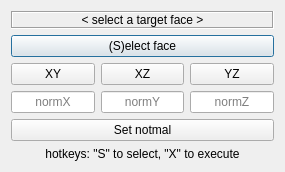
The window that dialogz/align.ui (oddtopus/dodo) describes before a commit, drawn with Qt 5.
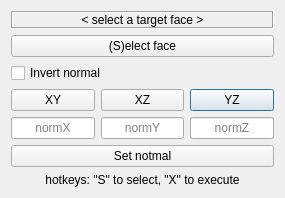
The same window after the commit. Icons and pictures are not drawn.

Commit message: added checkbox for inverse normal in align dialog

Diff of the .ui file:
```diff
--- a/dialogz/align.ui
+++ b/dialogz/align.ui
@@ -7,7 +7,7 @@
     <x>0</x>
     <y>0</y>
     <width>285</width>
-    <height>171</height>
+    <height>182</height>
    </rect>
   </property>
   <property name="sizePolicy">
@@ -33,6 +33,87 @@
    <bool>false</bool>
   </property>
   <layout class="QGridLayout" name="gridLayout">
+   <item row="4" column="1">
+    <widget class="QLineEdit" name="Y">
+     <property name="minimumSize">
+      <size>
+       <width>24</width>
+       <height>0</height>
+      </size>
+     </property>
+     <property name="toolTip">
+      <string/>
+     </property>
+     <property name="alignment">
+      <set>Qt::AlignCenter</set>
+     </property>
+     <property name="placeholderText">
+      <string>normY</string>
+     </property>
+    </widget>
+   </item>
+   <item row="3" column="2">
+    <widget class="QPushButton" name="btnYZ">
+     <property name="minimumSize">
+      <size>
+       <width>24</width>
+       <height>0</height>
+      </size>
+     </property>
+     <property name="text">
+      <string>YZ</string>
+     </property>
+    </widget>
+   </item>
+   <item row="1" column="0" colspan="3">
+    <widget class="QPushButton" name="btn1">
+     <property name="minimumSize">
+      <size>
+       <width>24</width>
+       <height>0</height>
+      </size>
+     </property>
+     <property name="text">
+      <string>(S)elect face</string>
+     </property>
+    </widget>
+   </item>
+   <item row="3" column="1">
+    <widget class="QPushButton" name="btnXZ">
+     <property name="minimumSize">
+      <size>
+       <width>24</width>
+       <height>0</height>
+      </size>
+     </property>
+     <property name="text">
+      <string>XZ</string>
+     </property>
+    </widget>
+   </item>
+   <item row="6" column="0" colspan="3">
+    <widget class="QLabel" name="label_2">
+     <property name="text">
+      <string>hotkeys: &quot;S&quot; to select, &quot;X&quot; to execute</string>
+     </property>
+     <property name="alignment">
+      <set>Qt::AlignCenter</set>
+     </property>
+    </widget>
+   </item>
+   <item row="3" column="0">
+    <widget class="QPushButton" name="btnXY">
+     <property name="minimumSize">
+      <size>
+       <width>24</width>
+       <height>0</height>
+      </size>
+     </property>
+     <property name="text">
+      <string>XY</string>
+     </property>
+    </widget>
+   </item>
    <item row="0" column="0" colspan="3">
     <widget class="QLabel" name="label">
      <property name="minimumSize">
@@ -55,8 +136,8 @@
      </property>
     </widget>
    </item>
-   <item row="1" column="0" colspan="3">
-    <widget class="QPushButton" name="btn1">
+   <item row="5" column="0" colspan="3">
+    <widget class="QPushButton" name="btnNorm">
      <property name="minimumSize">
       <size>
        <width>24</width>
@@ -64,50 +145,11 @@
       </size>
      </property>
      <property name="text">
-      <string>(S)elect face</string>
+      <string>Set notmal</string>
      </property>
     </widget>
    </item>
-   <item row="2" column="0">
-    <widget class="QPushButton" name="btnXY">
-     <property name="minimumSize">
-      <size>
-       <width>24</width>
-       <height>0</height>
-      </size>
-     </property>
-     <property name="text">
-      <string>XY</string>
-     </property>
-    </widget>
-   </item>
-   <item row="2" column="1">
-    <widget class="QPushButton" name="btnXZ">
-     <property name="minimumSize">
-      <size>
-       <width>24</width>
-       <height>0</height>
-      </size>
-     </property>
-     <property name="text">
-      <string>XZ</string>
-     </property>
-    </widget>
-   </item>
-   <item row="2" column="2">
-    <widget class="QPushButton" name="btnYZ">
-     <property name="minimumSize">
-      <size>
-       <width>24</width>
-       <height>0</height>
-      </size>
-     </property>
-     <property name="text">
-      <string>YZ</string>
-     </property>
-    </widget>
-   </item>
-   <item row="3" column="0">
+   <item row="4" column="0">
     <widget class="QLineEdit" name="X">
      <property name="minimumSize">
       <size>
@@ -129,26 +171,7 @@
      </property>
     </widget>
    </item>
-   <item row="3" column="1">
-    <widget class="QLineEdit" name="Y">
-     <property name="minimumSize">
-      <size>
-       <width>24</width>
-       <height>0</height>
-      </size>
-     </property>
-     <property name="toolTip">
-      <string/>
-     </property>
-     <property name="alignment">
-      <set>Qt::AlignCenter</set>
-     </property>
-     <property name="placeholderText">
-      <string>normY</string>
-     </property>
-    </widget>
-   </item>
-   <item row="3" column="2">
+   <item row="4" column="2">
     <widget class="QLineEdit" name="Z">
      <property name="minimumSize">
       <size>
@@ -170,26 +193,16 @@
      </property>
     </widget>
    </item>
-   <item row="4" column="0" colspan="3">
-    <widget class="QPushButton" name="btnNorm">
-     <property name="minimumSize">
-      <size>
-       <width>24</width>
-       <height>0</height>
-      </size>
+   <item row="2" column="0" colspan="3">
+    <widget class="QCheckBox" name="cbInvert">
+     <property name="sizePolicy">
+      <sizepolicy hsizetype="MinimumExpanding" vsizetype="Fixed">
+       <horstretch>0</horstretch>
+       <verstretch>0</verstretch>
+      </sizepolicy>
      </property>
      <property name="text">
-      <string>Set notmal</string>
-     </property>
-    </widget>
-   </item>
-   <item row="5" column="0" colspan="3">
-    <widget class="QLabel" name="label_2">
-     <property name="text">
-      <string>hotkeys: &quot;S&quot; to select, &quot;X&quot; to execute</string>
-     </property>
-     <property name="alignment">
-      <set>Qt::AlignCenter</set>
+      <string>Invert normal</string>
      </property>
     </widget>
    </item>
```
The commit also changes 2 other files.
